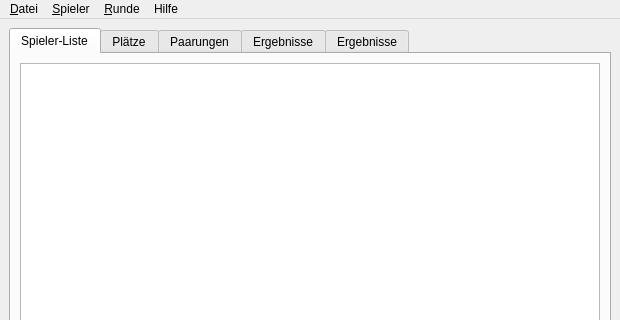
This is ui/main_window.ui in boulette42/petanque-tournament as Qt 5 draws it before an edit; both pictures show x 0 to 620 and y 0 to 320 of the 620 by 600 pixel window. The edited form follows.
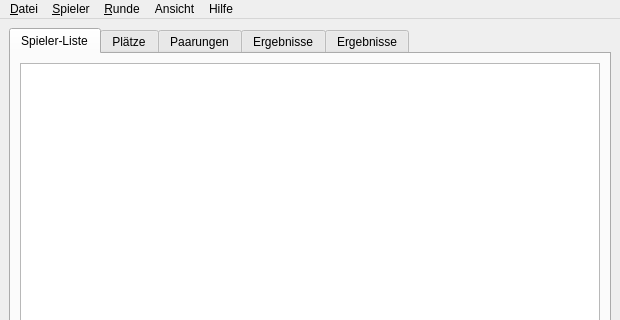
This is the edited form.

What changed in the file:
```diff
--- a/ui/main_window.ui
+++ b/ui/main_window.ui
@@ -208,16 +208,24 @@
     <addaction name="actionRoundCreate"/>
     <addaction name="actionRoundFinish"/>
    </widget>
-   <widget class="QMenu" name="menuHilfe">
+   <widget class="QMenu" name="menuHelp">
     <property name="title">
      <string>Hilfe</string>
     </property>
     <addaction name="actionAbout"/>
    </widget>
+   <widget class="QMenu" name="menuView">
+    <property name="title">
+     <string>Ansicht</string>
+    </property>
+    <addaction name="actionCreateWindow"/>
+    <addaction name="actionDeleteAllWindows"/>
+   </widget>
    <addaction name="menuFile"/>
    <addaction name="menuPlayer"/>
    <addaction name="menuRound"/>
-   <addaction name="menuHilfe"/>
+   <addaction name="menuView"/>
+   <addaction name="menuHelp"/>
   </widget>
   <widget class="QStatusBar" name="statusbar"/>
   <action name="actionPlayerLoad">
```
Left out of the diff: 10 changed lines with no effect on the pictures.
